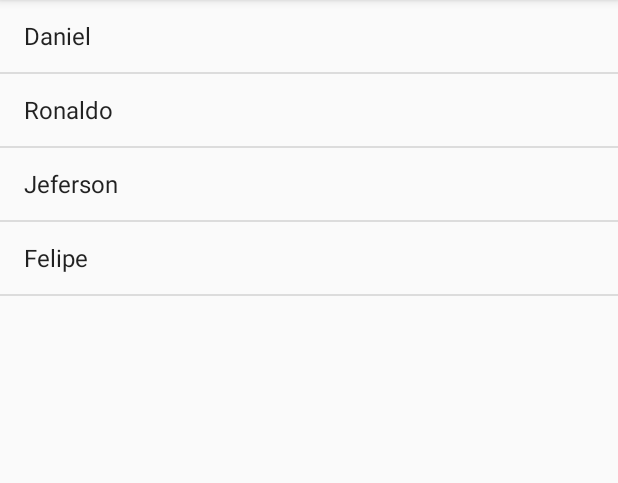
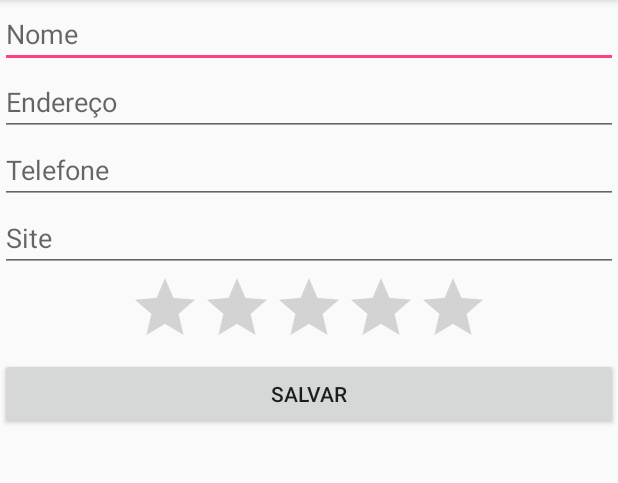
Before and after one commit to eng-renanmoura/Agenda, an Android app: the screen it shows after launch (ListaAlunosActivity before the commit, FormularioActivity after it), on a phone screen of 412 x 824 dp, the part 84-567 px from its top. Run offline under Robolectric (Android 15) with nearby library versions, the phone set to English and light mode, and no system bars.

Commit message:
Activity Formulario

```diff
--- a/app/src/main/AndroidManifest.xml
+++ b/app/src/main/AndroidManifest.xml
@@ -10,6 +10,9 @@
         android:supportsRtl="true"
         android:theme="@style/AppTheme">
         <activity android:name=".ListaAlunosActivity">
+
+        </activity>
+        <activity android:name=".FormularioActivity">
             <intent-filter>
                 <action android:name="android.intent.action.MAIN" />
 
--- /dev/null
+++ b/app/src/main/java/br/com/alura/agenda/FormularioActivity.java
@@ -0,0 +1,24 @@
+package br.com.alura.agenda;
+
+import android.support.v7.app.AppCompatActivity;
+import android.os.Bundle;
+import android.view.View;
+import android.widget.Button;
+import android.widget.Toast;
+
+public class FormularioActivity extends AppCompatActivity {
+
+    @Override
+    protected void onCreate(Bundle savedInstanceState) {
+        super.onCreate(savedInstanceState);
+        setContentView(R.layout.activity_formulario);
+
+        Button botaoSalvar = (Button) findViewById(R.id.formulario_salvar);
+        botaoSalvar.setOnClickListener(new View.OnClickListener() {
+            @Override
+            public void onClick(View view) {
+                Toast.makeText(FormularioActivity.this, "Aluno salvo com sucesso!", Toast.LENGTH_SHORT).show();
+            }
+        });
+    }
+}
--- a/app/src/main/java/br/com/alura/agenda/ListaAlunosActivity.java
+++ b/app/src/main/java/br/com/alura/agenda/ListaAlunosActivity.java
@@ -15,6 +15,5 @@ public class ListaAlunosActivity extends AppCompatActivity {
         ListView listaAlunos = (ListView) findViewById(R.id.lista_alunos);
         ArrayAdapter<String> adapter = new ArrayAdapter<String>(this, android.R.layout.simple_list_item_1, alunos);
         listaAlunos.setAdapter(adapter);
-
     }
 }
--- /dev/null
+++ b/app/src/main/res/layout/activity_formulario.xml
@@ -0,0 +1,54 @@
+<?xml version="1.0" encoding="utf-8"?>
+
+<ScrollView
+    xmlns:android="http://schemas.android.com/apk/res/android"
+    android:layout_width="match_parent"
+    android:layout_height="match_parent">
+
+    <LinearLayout
+        android:orientation="vertical"
+        xmlns:tools="http://schemas.android.com/tools"
+        android:layout_width="match_parent"
+        android:layout_height="match_parent"
+        tools:context=".FormularioActivity">
+
+        <EditText
+            android:layout_width="match_parent"
+            android:layout_height="wrap_content"
+            android:hint="Nome"
+            android:id="@+id/formulario_nome"/>
+
+        <EditText
+            android:layout_width="match_parent"
+            android:layout_height="wrap_content"
+            android:hint="Endereço"
+            android:id="@+id/formulario_endereco"/>
+
+        <EditText
+            android:layout_width="match_parent"
+            android:layout_height="wrap_content"
+            android:hint="Telefone"
+            android:id="@+id/formulario_telefone"/>
+
+        <EditText
+            android:layout_width="match_parent"
+            android:layout_height="wrap_content"
+            android:hint="Site"
+            android:id="@+id/formulario_site"/>
+
+        <RatingBar
+            android:layout_width="wrap_content"
+            android:layout_height="wrap_content"
+            android:layout_gravity="center"
+            android:numStars="5"
+            android:max="10"
+            android:id="@+id/formulario_nota"/>
+
+        <Button
+            android:layout_width="match_parent"
+            android:layout_height="wrap_content"
+            android:text="Salvar"
+            android:id="@+id/formulario_salvar"/>
+
+    </LinearLayout>
+</ScrollView>
```
